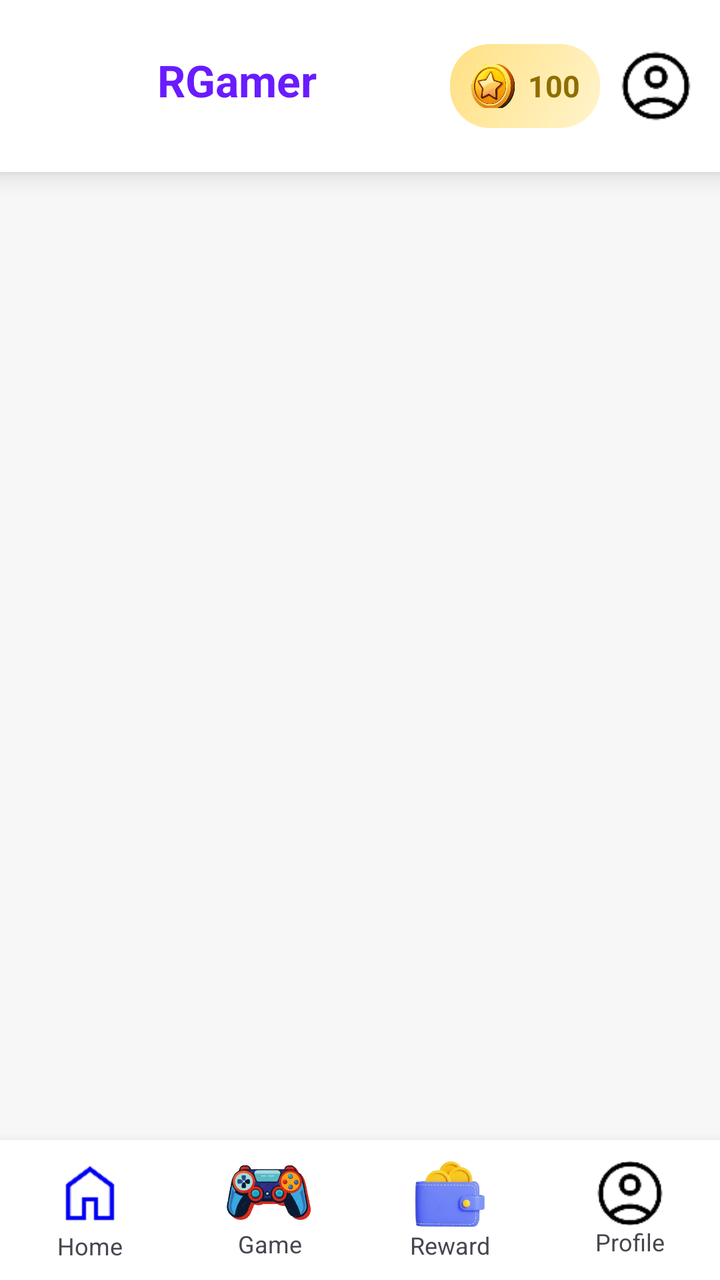
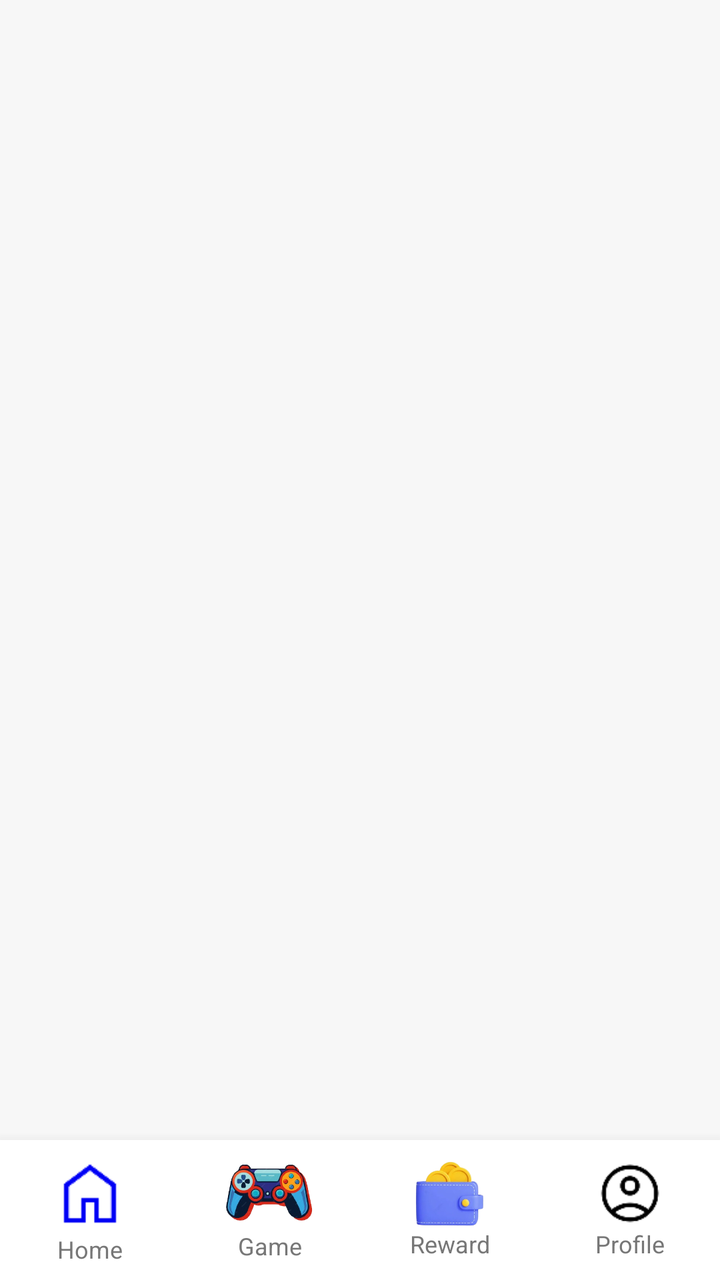

Before-and-after screenshots of an Android layout around one commit, followed by the original layout XML and the change that was made.
<!-- AndroidManifest.xml: application theme Theme.RGamer -->
<!-- res/layout/activity_main.xml -->
<?xml version="1.0" encoding="utf-8"?>
<RelativeLayout xmlns:android="http://schemas.android.com/apk/res/android"
    android:layout_width="match_parent"
    android:layout_height="match_parent"
    android:background="#F7F7F7">

    
    <LinearLayout
        android:id="@+id/header"
        android:layout_width="match_parent"
        android:layout_height="86dp"
        android:background="@android:color/white"
        android:elevation="8dp"
        android:gravity="center_vertical"
        android:orientation="horizontal"
        android:padding="12dp">

        <TextView
            android:id="@+id/appTitle"
            android:layout_width="260dp"
            android:layout_height="35dp"
            android:layout_weight="1"
            android:text="@string/app_name"
            android:textAlignment="center"
            android:textColor="#6A1BFF"
            android:textSize="22sp"
            android:textStyle="bold" />

        
        <LinearLayout
            android:layout_width="wrap_content"
            android:layout_height="42dp"
            android:layout_marginEnd="8dp"
            android:background="@drawable/bg_coin_gradient"
            android:gravity="center_vertical"
            android:orientation="horizontal"
            android:padding="10dp">

            <ImageView
                android:layout_width="23dp"
                android:layout_height="30dp"
                android:src="@drawable/ic_coin" />

            <TextView
                android:id="@+id/txtCoins"
                android:layout_width="wrap_content"
                android:layout_height="wrap_content"
                android:layout_marginStart="6dp"
                android:text="100"
                android:textColor="#8D6E00"
                android:textSize="15sp"
                android:textStyle="bold" />
        </LinearLayout>

        
        <ImageView
            android:id="@+id/imgProfile"
            android:layout_width="40dp"
            android:layout_height="40dp"
            android:background="@drawable/circle_bg"
            android:clipToOutline="true"
            android:scaleType="centerCrop"
            android:src="@drawable/ic_profile" />
    </LinearLayout>

    
    <FrameLayout
        android:id="@+id/fragmentContainer"
        android:layout_below="@id/header"
        android:layout_above="@id/bottomNav"
        android:layout_width="match_parent"
        android:layout_height="match_parent"
        android:padding="0dp"/>

    
    <LinearLayout
        android:id="@+id/bottomNav"
        android:layout_alignParentBottom="true"
        android:layout_width="match_parent"
        android:layout_height="70dp"
        android:orientation="horizontal"
        android:background="@android:color/white"
        android:elevation="10dp">

        
        <LinearLayout
            android:id="@+id/navHome"
            android:layout_width="0dp"
            android:layout_height="match_parent"
            android:layout_weight="1"
            android:gravity="center"
            android:orientation="vertical">

            <ImageView
                android:layout_width="wrap_content"
                android:layout_height="36dp"
                android:src="@drawable/ic_home" />

            <TextView
                android:layout_width="wrap_content"
                android:layout_height="wrap_content"
                android:text="Home"
                android:textSize="12sp" />
        </LinearLayout>

        
        <LinearLayout
            android:id="@+id/navGame"
            android:layout_width="0dp"
            android:layout_height="match_parent"
            android:layout_weight="1"
            android:gravity="center"
            android:orientation="vertical">

            <ImageView
                android:layout_width="43dp"
                android:layout_height="34dp"
                android:src="@drawable/ic_game" />

            <TextView
                android:layout_width="wrap_content"
                android:layout_height="wrap_content"
                android:text="Game"
                android:textSize="12sp" />
        </LinearLayout>

        
        <LinearLayout
            android:id="@+id/navReward"
            android:layout_width="0dp"
            android:layout_height="match_parent"
            android:layout_weight="1"
            android:gravity="center"
            android:orientation="vertical">

            <ImageView
                android:layout_width="46dp"
                android:layout_height="35dp"
                android:src="@drawable/ic_gift" />

            <TextView
                android:layout_width="wrap_content"
                android:layout_height="wrap_content"
                android:text="Reward"
                android:textSize="12sp" />
        </LinearLayout>

        
        <LinearLayout
            android:id="@+id/navProfile"
            android:layout_width="0dp"
            android:layout_height="match_parent"
            android:layout_weight="1"
            android:gravity="center"
            android:orientation="vertical">

            <ImageView
                android:id="@+id/imgBottomProfile"
                android:layout_width="38dp"
                android:layout_height="32dp"
                android:background="@drawable/circle_bg"
                android:clipToOutline="true"
                android:scaleType="centerCrop"
                android:src="@drawable/ic_profile" />

            <TextView
                android:text="Profile"
                android:layout_width="wrap_content"
                android:layout_height="wrap_content"
                android:textSize="12sp" />
        </LinearLayout>
    </LinearLayout>

</RelativeLayout>
<!-- resources referenced by this layout -->
<resources>
  <!-- drawable bg_coin_gradient (drawable) -->
  <?xml version="1.0" encoding="utf-8"?>
  <shape xmlns:android="http://schemas.android.com/apk/res/android"
      android:shape="rectangle">
  
      <corners android:radius="20dp"/>
  
      <gradient
          android:startColor="#FFF4CC"
          android:endColor="#FFE082"
          android:angle="135"/>
  
  </shape>
  <!-- drawable circle_bg (drawable) -->
  <shape xmlns:android="http://schemas.android.com/apk/res/android"
      android:shape="oval">
      <solid android:color="#FFFFFF"/>
  </shape>
  <!-- drawable ic_coin: png bitmap (drawable, 123970 bytes) -->
  <!-- drawable ic_game: png bitmap (drawable, 55818 bytes) -->
  <!-- drawable ic_gift: png bitmap (drawable, 38034 bytes) -->
  <!-- drawable ic_home: png bitmap (drawable, 678 bytes) -->
  <!-- drawable ic_profile: png bitmap (drawable, 1605 bytes) -->
  <string name="app_name">RGamer</string>
  <style name="Theme.RGamer" parent="Base.Theme.RGamer" />
  <style name="Base.Theme.RGamer" parent="Theme.Material3.DayNight.NoActionBar">
          
          
      </style>
</resources>

<!-- the commit's change to res/layout/activity_main.xml (unified diff, before → after) -->
@@ -5,72 +5,11 @@
     android:background="#F7F7F7">
 
     
-    <LinearLayout
-        android:id="@+id/header"
-        android:layout_width="match_parent"
-        android:layout_height="86dp"
-        android:background="@android:color/white"
-        android:elevation="8dp"
-        android:gravity="center_vertical"
-        android:orientation="horizontal"
-        android:padding="12dp">
-
-        <TextView
-            android:id="@+id/appTitle"
-            android:layout_width="260dp"
-            android:layout_height="35dp"
-            android:layout_weight="1"
-            android:text="@string/app_name"
-            android:textAlignment="center"
-            android:textColor="#6A1BFF"
-            android:textSize="22sp"
-            android:textStyle="bold" />
-
-        
-        <LinearLayout
-            android:layout_width="wrap_content"
-            android:layout_height="42dp"
-            android:layout_marginEnd="8dp"
-            android:background="@drawable/bg_coin_gradient"
-            android:gravity="center_vertical"
-            android:orientation="horizontal"
-            android:padding="10dp">
-
-            <ImageView
-                android:layout_width="23dp"
-                android:layout_height="30dp"
-                android:src="@drawable/ic_coin" />
-
-            <TextView
-                android:id="@+id/txtCoins"
-                android:layout_width="wrap_content"
-                android:layout_height="wrap_content"
-                android:layout_marginStart="6dp"
-                android:text="100"
-                android:textColor="#8D6E00"
-                android:textSize="15sp"
-                android:textStyle="bold" />
-        </LinearLayout>
-
-        
-        <ImageView
-            android:id="@+id/imgProfile"
-            android:layout_width="40dp"
-            android:layout_height="40dp"
-            android:background="@drawable/circle_bg"
-            android:clipToOutline="true"
-            android:scaleType="centerCrop"
-            android:src="@drawable/ic_profile" />
-    </LinearLayout>
-
-    
     <FrameLayout
         android:id="@+id/fragmentContainer"
-        android:layout_below="@id/header"
-        android:layout_above="@id/bottomNav"
         android:layout_width="match_parent"
         android:layout_height="match_parent"
-        android:padding="0dp"/>
+        android:layout_above="@id/bottomNav" />
 
     
     <LinearLayout
@@ -89,18 +28,24 @@
             android:layout_height="match_parent"
             android:layout_weight="1"
             android:gravity="center"
-            android:orientation="vertical">
+            android:orientation="vertical"
+            android:padding="6dp"
+            android:clickable="true"
+            android:foreground="?attr/selectableItemBackground">
 
             <ImageView
-                android:layout_width="wrap_content"
-                android:layout_height="36dp"
+                android:id="@+id/imgHome"
+                android:layout_width="42dp"
+                android:layout_height="39dp"
                 android:src="@drawable/ic_home" />
 
             <TextView
                 android:layout_width="wrap_content"
                 android:layout_height="wrap_content"
+                android:id="@+id/txtHome"
                 android:text="Home"
-                android:textSize="12sp" />
+                android:textSize="12sp"
+                android:textColor="#777777" />
         </LinearLayout>
 
         
@@ -110,18 +55,24 @@
             android:layout_height="match_parent"
             android:layout_weight="1"
             android:gravity="center"
-            android:orientation="vertical">
+            android:orientation="vertical"
+            android:padding="6dp"
+            android:clickable="true"
+            android:foreground="?attr/selectableItemBackground">
 
             <ImageView
-                android:layout_width="43dp"
-                android:layout_height="34dp"
+                android:id="@+id/imgGame"
+                android:layout_width="44dp"
+                android:layout_height="36dp"
                 android:src="@drawable/ic_game" />
 
             <TextView
                 android:layout_width="wrap_content"
                 android:layout_height="wrap_content"
+                android:id="@+id/txtGame"
                 android:text="Game"
-                android:textSize="12sp" />
+                android:textSize="12sp"
+                android:textColor="#777777" />
         </LinearLayout>
 
         
@@ -131,18 +82,24 @@
             android:layout_height="match_parent"
             android:layout_weight="1"
             android:gravity="center"
-            android:orientation="vertical">
+            android:orientation="vertical"
+            android:padding="6dp"
+            android:clickable="true"
+            android:foreground="?attr/selectableItemBackground">
 
             <ImageView
-                android:layout_width="46dp"
-                android:layout_height="35dp"
+                android:id="@+id/imgReward"
+                android:layout_width="45dp"
+                android:layout_height="34dp"
                 android:src="@drawable/ic_gift" />
 
             <TextView
                 android:layout_width="wrap_content"
                 android:layout_height="wrap_content"
+                android:id="@+id/txtReward"
                 android:text="Reward"
-                android:textSize="12sp" />
+                android:textSize="12sp"
+                android:textColor="#777777" />
         </LinearLayout>
 
         
@@ -152,23 +109,26 @@
             android:layout_height="match_parent"
             android:layout_weight="1"
             android:gravity="center"
-            android:orientation="vertical">
+            android:orientation="vertical"
+            android:padding="6dp"
+            android:clickable="true"
+            android:foreground="?attr/selectableItemBackground">
 
             <ImageView
-                android:id="@+id/imgBottomProfile"
-                android:layout_width="38dp"
-                android:layout_height="32dp"
-                android:background="@drawable/circle_bg"
-                android:clipToOutline="true"
-                android:scaleType="centerCrop"
+                android:id="@+id/imgProfile"
+                android:layout_width="40dp"
+                android:layout_height="34dp"
                 android:src="@drawable/ic_profile" />
 
             <TextView
-                android:text="Profile"
                 android:layout_width="wrap_content"
                 android:layout_height="wrap_content"
-                android:textSize="12sp" />
+                android:id="@+id/txtProfile"
+                android:text="Profile"
+                android:textSize="12sp"
+                android:textColor="#777777" />
         </LinearLayout>
+
     </LinearLayout>
 
 </RelativeLayout>
<!-- resource entries referenced after the edit -->
@@ -1,29 +1,9 @@
 <!-- resources referenced by this layout -->
 <resources>
-  <!-- drawable bg_coin_gradient (drawable) -->
-  <?xml version="1.0" encoding="utf-8"?>
-  <shape xmlns:android="http://schemas.android.com/apk/res/android"
-      android:shape="rectangle">
-  
-      <corners android:radius="20dp"/>
-  
-      <gradient
-          android:startColor="#FFF4CC"
-          android:endColor="#FFE082"
-          android:angle="135"/>
-  
-  </shape>
-  <!-- drawable circle_bg (drawable) -->
-  <shape xmlns:android="http://schemas.android.com/apk/res/android"
-      android:shape="oval">
-      <solid android:color="#FFFFFF"/>
-  </shape>
-  <!-- drawable ic_coin: png bitmap (drawable, 123970 bytes) -->
   <!-- drawable ic_game: png bitmap (drawable, 55818 bytes) -->
   <!-- drawable ic_gift: png bitmap (drawable, 38034 bytes) -->
   <!-- drawable ic_home: png bitmap (drawable, 678 bytes) -->
   <!-- drawable ic_profile: png bitmap (drawable, 1605 bytes) -->
-  <string name="app_name">RGamer</string>
   <style name="Theme.RGamer" parent="Base.Theme.RGamer" />
   <style name="Base.Theme.RGamer" parent="Theme.Material3.DayNight.NoActionBar">
           
